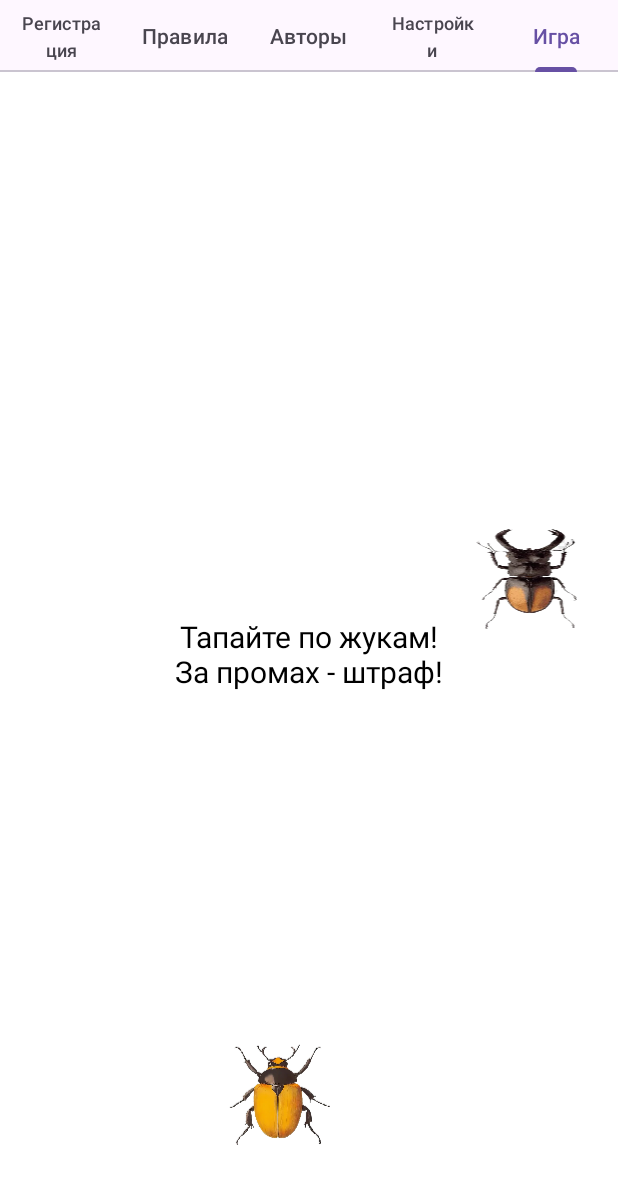
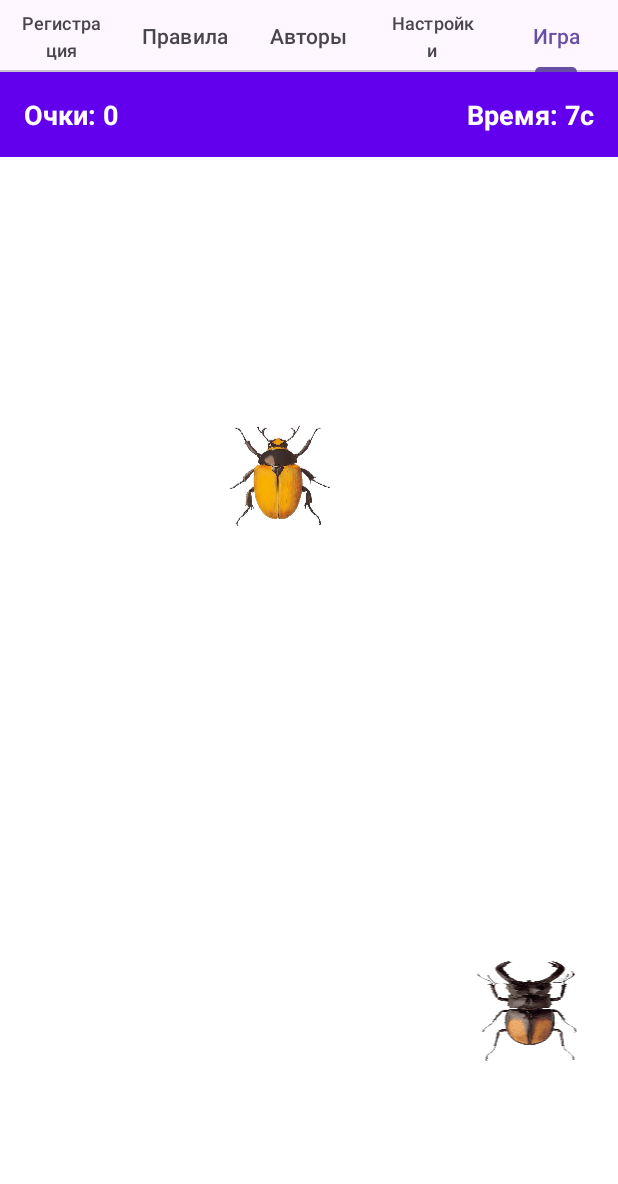
Before and after one commit to egordmitriev-creator/mobile_prog, an Android app: the screen it shows after launch (MainActivity), tab 5 chosen, on a phone screen of 412 x 824 dp. Shown: the top 1184 px of the screen. Run offline under Robolectric (Android 15) with nearby library versions, the phone set to English and light mode, and no system bars.

Commit message:
lab_4 modify game

```diff
--- a/Bugs/app/src/main/res/layout/fragment_game.xml
+++ b/Bugs/app/src/main/res/layout/fragment_game.xml
@@ -6,6 +6,7 @@
 
     <!-- Панель с информацией о игре -->
     <LinearLayout
+        android:id="@+id/infoPanel"
         android:layout_width="match_parent"
         android:layout_height="wrap_content"
         android:orientation="horizontal"
@@ -33,25 +34,24 @@
 
     </LinearLayout>
 
-    <!-- Игровое поле -->
-    <com.example.bugs.GameView
-        android:id="@+id/gameView"
-        android:layout_width="match_parent"
-        android:layout_height="match_parent"
-        android:layout_below="@id/scoreTextView" />
-
-    <!-- Сообщение в начале игры -->
+    <!-- Сообщение на заднем фоне -->
     <TextView
         android:id="@+id/startMessage"
         android:layout_width="wrap_content"
         android:layout_height="wrap_content"
         android:layout_centerInParent="true"
         android:text="Тапайте по жукам!\nЗа промах - штраф!"
-        android:textSize="20sp"
+        android:textSize="30sp"
         android:textColor="@color/black"
-        android:background="@color/white"
-        android:padding="16dp"
         android:gravity="center"
         android:visibility="visible" />
 
+    <!-- Игровое поле -->
+    <com.example.bugs.GameView
+        android:id="@+id/gameView"
+        android:layout_width="match_parent"
+        android:layout_height="match_parent"
+        android:layout_below="@id/infoPanel"
+        android:background="@android:color/transparent" />  <!-- Прозрачный фон -->
+
 </RelativeLayout>
```
